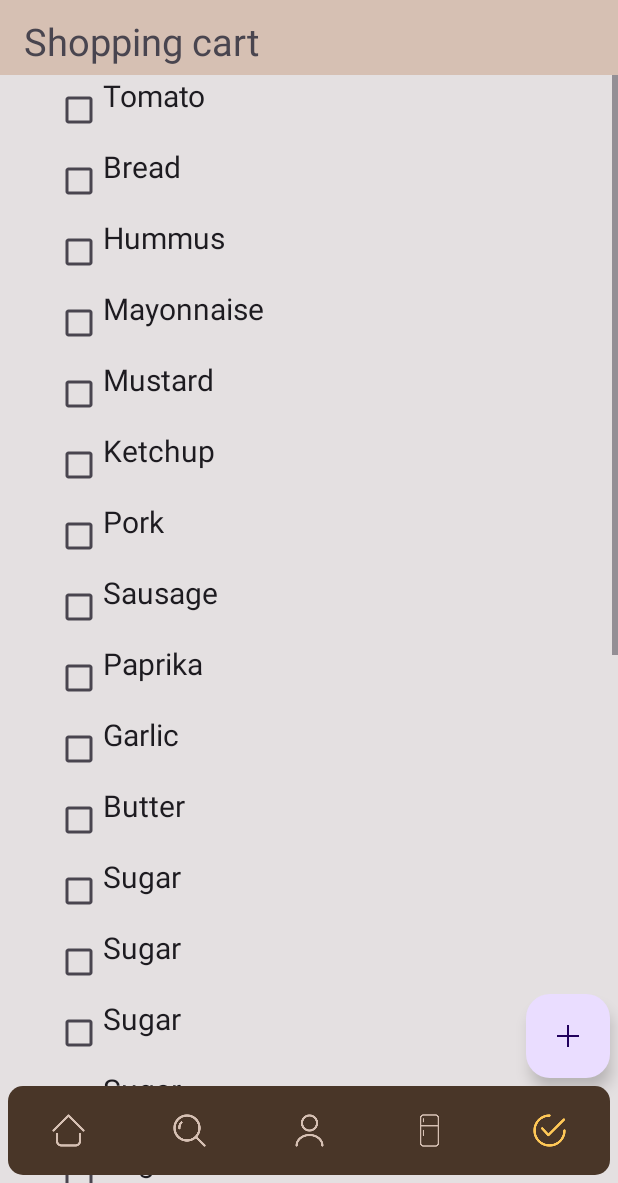
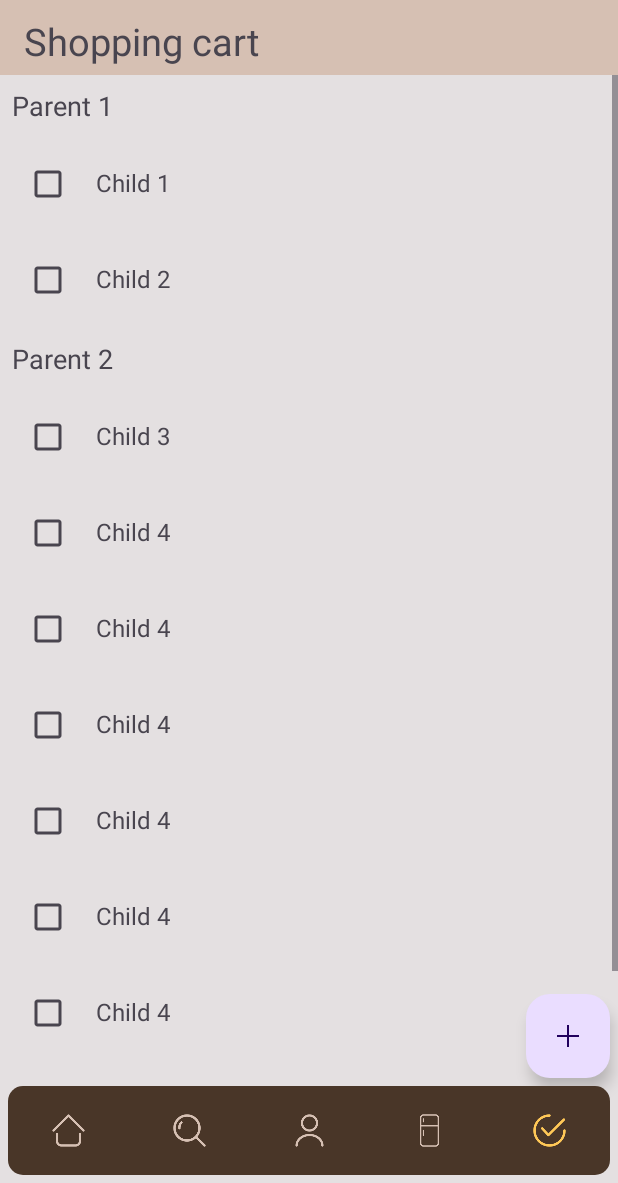
Before and after one commit to remenyigergo/iChef, an Android app: the screen it shows after launch (MainActivity), item 5 of the bottom bar chosen, on a phone screen of 412 x 824 dp, the part 53-1236 px from its top. Run offline under Robolectric (Android 15) with nearby library versions, the phone set to English and light mode, and no system bars.

Commit message:
Add parent-child checkbox list. Needs an update for deletion at line endings. Also connect it to the FAB

```diff
--- a/app/build.gradle.kts
+++ b/app/build.gradle.kts
@@ -42,7 +42,9 @@ dependencies {
     implementation(libs.material)
     implementation(libs.androidx.activity)
     implementation(libs.androidx.constraintlayout)
+    implementation(libs.androidx.recyclerview)
     testImplementation(libs.junit)
     androidTestImplementation(libs.androidx.junit)
     androidTestImplementation(libs.androidx.espresso.core)
+
 }
--- /dev/null
+++ b/app/src/main/java/com/example/ichef/adapters/ChildAdapter.kt
@@ -0,0 +1,37 @@
+package com.example.ichef.adapters
+
+import android.view.LayoutInflater
+import android.view.View
+import android.view.ViewGroup
+import android.widget.CheckBox
+import android.widget.TextView
+import androidx.recyclerview.widget.RecyclerView
+import com.example.ichef.R
+
+class ChildAdapter(
+    private val children: List<ChildItem>,
+    private val onCheckBoxChanged: (ChildItem, Boolean) -> Unit
+) : RecyclerView.Adapter<ChildAdapter.ChildViewHolder>() {
+
+    inner class ChildViewHolder(view: View) : RecyclerView.ViewHolder(view) {
+        val checkBox: CheckBox = view.findViewById(R.id.cbChild)
+        val title: TextView = view.findViewById(R.id.tvChildTitle)
+    }
+
+    override fun onCreateViewHolder(parent: ViewGroup, viewType: Int): ChildViewHolder {
+        val view = LayoutInflater.from(parent.context)
+            .inflate(R.layout.item_child, parent, false)
+        return ChildViewHolder(view)
+    }
+
+    override fun onBindViewHolder(holder: ChildViewHolder, position: Int) {
+        val child = children[position]
+        holder.title.text = child.title
+        holder.checkBox.isChecked = child.isChecked
+        holder.checkBox.setOnCheckedChangeListener { _, isChecked ->
+            onCheckBoxChanged(child, isChecked)
+        }
+    }
+
+    override fun getItemCount() = children.size
+}
--- /dev/null
+++ b/app/src/main/java/com/example/ichef/adapters/ChildItem.kt
@@ -0,0 +1,6 @@
+package com.example.ichef.adapters
+
+data class ChildItem(
+    val title: String,
+    var isChecked: Boolean
+)
--- /dev/null
+++ b/app/src/main/java/com/example/ichef/adapters/ParentAdapter.kt
@@ -0,0 +1,37 @@
+package com.example.ichef.adapters
+
+import android.view.LayoutInflater
+import android.view.View
+import android.view.ViewGroup
+import android.widget.TextView
+import androidx.recyclerview.widget.LinearLayoutManager
+import androidx.recyclerview.widget.RecyclerView
+import com.example.ichef.R
+
+class ParentAdapter(
+    private val parents: List<ParentItem>
+) : RecyclerView.Adapter<ParentAdapter.ParentViewHolder>() {
+
+    inner class ParentViewHolder(view: View) : RecyclerView.ViewHolder(view) {
+        val title: TextView = view.findViewById(R.id.tvParentTitle)
+        val recyclerView: RecyclerView = view.findViewById(R.id.rvChildren)
+    }
+
+    override fun onCreateViewHolder(parent: ViewGroup, viewType: Int): ParentViewHolder {
+        val view = LayoutInflater.from(parent.context)
+            .inflate(R.layout.item_parent, parent, false)
+        return ParentViewHolder(view)
+    }
+
+    override fun onBindViewHolder(holder: ParentViewHolder, position: Int) {
+        val parent = parents[position]
+        holder.title.text = parent.title
+        holder.recyclerView.layoutManager = LinearLayoutManager(holder.itemView.context)
+        holder.recyclerView.adapter = ChildAdapter(parent.children) { child, isChecked ->
+            child.isChecked = isChecked
+            // Handle checkbox state changes here if needed
+        }
+    }
+
+    override fun getItemCount() = parents.size
+}
--- /dev/null
+++ b/app/src/main/java/com/example/ichef/adapters/ParentItem.kt
@@ -0,0 +1,6 @@
+package com.example.ichef.adapters
+
+data class ParentItem(
+    val title: String,
+    val children: List<ChildItem>
+)
--- a/app/src/main/java/com/example/ichef/fragments/ShoppingFragment.kt
+++ b/app/src/main/java/com/example/ichef/fragments/ShoppingFragment.kt
@@ -13,7 +13,12 @@ import android.widget.LinearLayout
 import android.widget.Toast
 import androidx.core.view.marginLeft
 import androidx.fragment.app.Fragment
+import androidx.recyclerview.widget.LinearLayoutManager
+import androidx.recyclerview.widget.RecyclerView
 import com.example.ichef.R
+import com.example.ichef.adapters.ChildItem
+import com.example.ichef.adapters.ParentAdapter
+import com.example.ichef.adapters.ParentItem
 import com.google.android.material.floatingactionbutton.FloatingActionButton
 
 class ShoppingFragment : Fragment() {
@@ -38,8 +43,19 @@ class ShoppingFragment : Fragment() {
         // Inflate the layout
         val rootView = inflater.inflate(R.layout.shopping_fragment, container, false)
 
-        val shoppingList: LinearLayout = rootView.findViewById(R.id.shopping_list)
-        AddIngredientsToCheckboxList(shoppingList)
+        //val shoppingList: LinearLayout = rootView.findViewById(R.id.shopping_list)
+        //AddIngredientsToCheckboxList(shoppingList)
+
+        val recyclerView: RecyclerView = rootView.findViewById(R.id.rvParent)
+
+        val parentItems = listOf(
+            ParentItem("Parent 1", listOf(ChildItem("Child 1", false), ChildItem("Child 2", false))),
+            ParentItem("Parent 2", listOf(ChildItem("Child 3", false), ChildItem("Child 4", false), ChildItem("Child 4", false), ChildItem("Child 4", false), ChildItem("Child 4", false), ChildItem("Child 4", false), ChildItem("Child 4", false), ChildItem("Child 4", false), ChildItem("Child 4", false), ChildItem("Child 4", false), ChildItem("Child 4", false))),
+            ParentItem("Parent 3", listOf(ChildItem("Child 6", false), ChildItem("Child 2", false),ChildItem("Child 8", false)))
+        )
+
+        recyclerView.layoutManager = LinearLayoutManager(context)
+        recyclerView.adapter = ParentAdapter(parentItems)
 
         fab = rootView.findViewById(R.id.fab)
         fab.setOnClickListener {
--- /dev/null
+++ b/app/src/main/res/layout/item_child.xml
@@ -0,0 +1,19 @@
+<LinearLayout
+    xmlns:android="http://schemas.android.com/apk/res/android"
+    android:orientation="horizontal"
+    android:layout_width="match_parent"
+    android:layout_height="wrap_content"
+    android:padding="8dp">
+
+    <CheckBox
+        android:id="@+id/cbChild"
+        android:layout_width="wrap_content"
+        android:layout_height="wrap_content" />
+
+    <TextView
+        android:id="@+id/tvChildTitle"
+        android:layout_width="wrap_content"
+        android:layout_height="wrap_content"
+        android:layout_marginStart="8dp"
+        android:textSize="16sp" />
+</LinearLayout>
--- /dev/null
+++ b/app/src/main/res/layout/item_parent.xml
@@ -0,0 +1,18 @@
+<LinearLayout
+    xmlns:android="http://schemas.android.com/apk/res/android"
+    android:orientation="vertical"
+    android:layout_width="match_parent"
+    android:layout_height="wrap_content">
+
+    <TextView
+        android:id="@+id/tvParentTitle"
+        android:layout_width="match_parent"
+        android:layout_height="wrap_content"
+        android:textSize="18sp"
+        android:padding="8dp" />
+
+    <androidx.recyclerview.widget.RecyclerView
+        android:id="@+id/rvChildren"
+        android:layout_width="match_parent"
+        android:layout_height="wrap_content" />
+</LinearLayout>
--- a/app/src/main/res/layout/shopping_fragment.xml
+++ b/app/src/main/res/layout/shopping_fragment.xml
@@ -34,6 +34,11 @@
             android:layout_width="match_parent"
             android:layout_height="wrap_content"
             android:orientation="vertical">
+
+            <androidx.recyclerview.widget.RecyclerView
+                android:id="@+id/rvParent"
+                android:layout_width="match_parent"
+                android:layout_height="match_parent" />
         </LinearLayout>
     </ScrollView>
 
--- a/gradle/libs.versions.toml
+++ b/gradle/libs.versions.toml
@@ -9,6 +9,7 @@ appcompat = "1.7.0"
 material = "1.12.0"
 activity = "1.9.3"
 constraintlayout = "2.2.0"
+recyclerview = "1.3.2"
 
 [libraries]
 androidx-core-ktx = { group = "androidx.core", name = "core-ktx", version.ref = "coreKtx" }
@@ -19,6 +20,7 @@ androidx-appcompat = { group = "androidx.appcompat", name = "appcompat", version
 material = { group = "com.google.android.material", name = "material", version.ref = "material" }
 androidx-activity = { group = "androidx.activity", name = "activity", version.ref = "activity" }
 androidx-constraintlayout = { group = "androidx.constraintlayout", name = "constraintlayout", version.ref = "constraintlayout" }
+androidx-recyclerview = { group = "androidx.recyclerview", name = "recyclerview", version.ref = "recyclerview" }
 
 [plugins]
 android-application = { id = "com.android.application", version.ref = "agp" }
```
